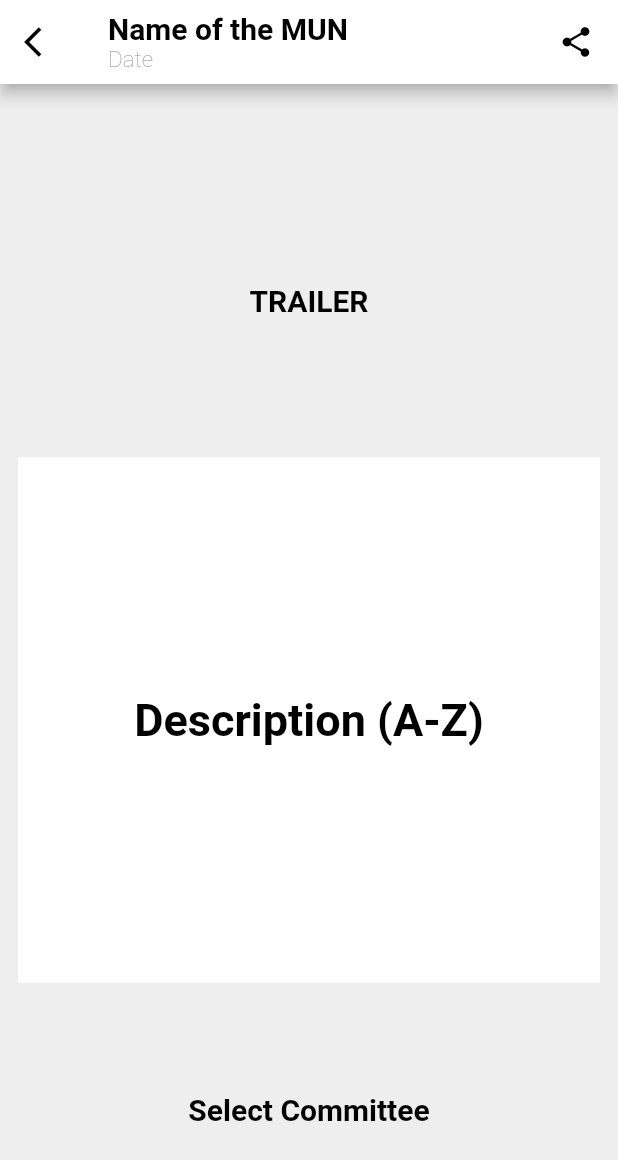
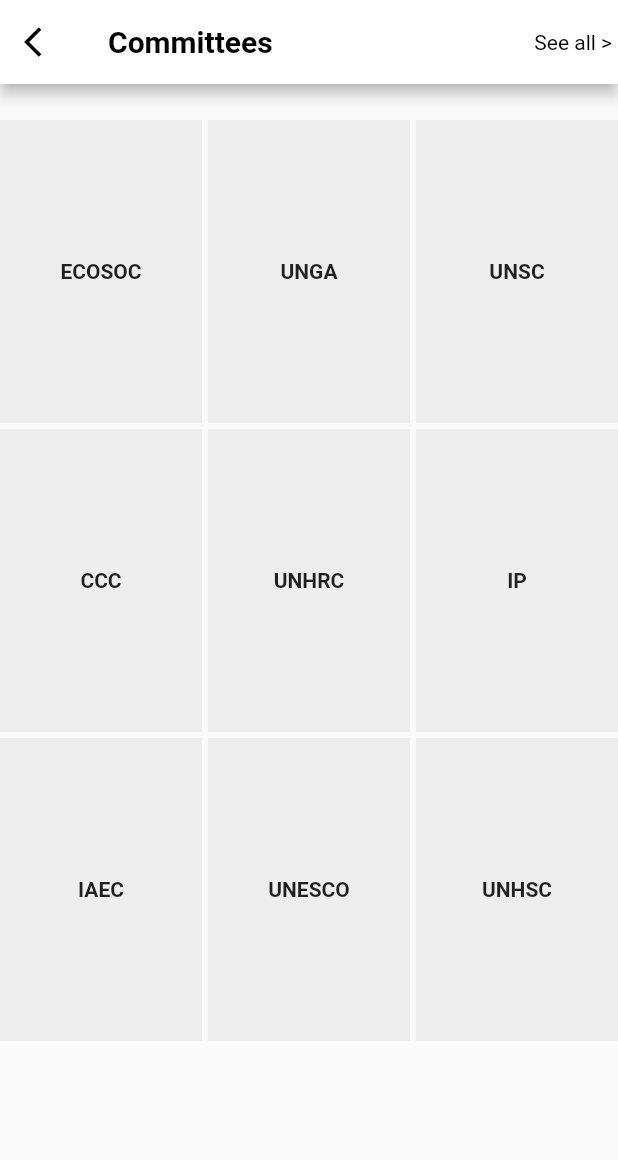
Before and after one commit to smit-mist/The-MUN, a Flutter app: the AboutMunScreen screen opened directly, after a tap on "Select Committee", on a phone screen of 412 x 824 dp. Shown: the top 1160 px of the screen. Run offline on Flutter 3.47's test engine with Material 2 defaults, Android fonts, the phone set to English and light mode, and no system bars; our stand-ins replace firebase_auth, firebase_core, pdf, printing; accounts and stored records are empty.

Commit message:
Small Changes

```diff
--- a/mun/lib/views/about_committee_screen.dart
+++ b/mun/lib/views/about_committee_screen.dart
@@ -29,6 +29,7 @@ class _AboutCommittteeScreenState extends State<AboutCommittteeScreen> {
             Text(
               'Name of the Committee',
               style: TextStyle(
+                fontFamily: 'Helvetica',
                 fontSize: 20.0,
                 color: Colors.black,
                 fontWeight: FontWeight.bold,
@@ -37,6 +38,7 @@ class _AboutCommittteeScreenState extends State<AboutCommittteeScreen> {
             Text(
               'AGENDA',
               style: TextStyle(
+                fontFamily: 'Helvetica',
                 fontSize: 15.0,
                 color: Colors.grey,
                 fontWeight: FontWeight.w100,
@@ -59,6 +61,7 @@ class _AboutCommittteeScreenState extends State<AboutCommittteeScreen> {
                 child: Text(
                   'Trailer of the Committee',
                   style: TextStyle(
+                    fontFamily: 'Helvetica',
                     fontSize: 20.0,
                     color: Colors.black,
                     fontWeight: FontWeight.bold,
@@ -75,6 +78,7 @@ class _AboutCommittteeScreenState extends State<AboutCommittteeScreen> {
                 child: Text(
                   'Description (A-Z)',
                   style: TextStyle(
+                    fontFamily: 'Helvetica',
                     fontSize: 30.0,
                     color: Colors.black,
                     fontWeight: FontWeight.bold,
@@ -91,6 +95,7 @@ class _AboutCommittteeScreenState extends State<AboutCommittteeScreen> {
                   child: Text(
                     'Confirm Committee',
                     style: TextStyle(
+                      fontFamily: 'Helvetica',
                       fontSize: 20.0,
                       color: Colors.black,
                       fontWeight: FontWeight.bold,
--- a/mun/lib/views/about_mun_screen.dart
+++ b/mun/lib/views/about_mun_screen.dart
@@ -1,4 +1,5 @@
 import 'package:flutter/material.dart';
+import 'package:mun/views/select_committee_screen.dart';
 
 class AboutMunScreen extends StatefulWidget {
   @override
@@ -29,6 +30,7 @@ class _AboutMunScreenState extends State<AboutMunScreen> {
             Text(
               'Name of the MUN',
               style: TextStyle(
+                fontFamily: 'Helvetica',
                 fontSize: 20.0,
                 color: Colors.black,
                 fontWeight: FontWeight.bold,
@@ -37,6 +39,7 @@ class _AboutMunScreenState extends State<AboutMunScreen> {
             Text(
               'Date',
               style: TextStyle(
+                fontFamily: 'Helvetica',
                 fontSize: 15.0,
                 color: Colors.grey,
                 fontWeight: FontWeight.w100,
@@ -70,6 +73,7 @@ class _AboutMunScreenState extends State<AboutMunScreen> {
                 child: Text(
                   'TRAILER',
                   style: TextStyle(
+                    fontFamily: 'Helvetica',
                     fontSize: 20.0,
                     color: Colors.black,
                     fontWeight: FontWeight.bold,
@@ -86,6 +90,7 @@ class _AboutMunScreenState extends State<AboutMunScreen> {
                 child: Text(
                   'Description (A-Z)',
                   style: TextStyle(
+                    fontFamily: 'Helvetica',
                     fontSize: 30.0,
                     color: Colors.black,
                     fontWeight: FontWeight.bold,
@@ -98,10 +103,18 @@ class _AboutMunScreenState extends State<AboutMunScreen> {
               height: 40.0,
               child: Center(
                 child: TextButton(
-                  onPressed: () {},
+                  onPressed: () {
+                    Navigator.push(
+                      context,
+                      MaterialPageRoute(
+                        builder: (context) => SelectCommitteeScreen(),
+                      ),
+                    );
+                  },
                   child: Text(
                     'Select Committee',
                     style: TextStyle(
+                      fontFamily: 'Helvetica',
                       fontSize: 20.0,
                       color: Colors.black,
                       fontWeight: FontWeight.bold,
--- /dev/null
+++ b/mun/lib/views/select_committee_screen.dart
@@ -0,0 +1,97 @@
+import 'package:flutter/material.dart';
+import 'package:mun/views/extra_details_screen.dart';
+
+class SelectCommitteeScreen extends StatefulWidget {
+  @override
+  _SelectCommitteeScreenState createState() => _SelectCommitteeScreenState();
+}
+
+class _SelectCommitteeScreenState extends State<SelectCommitteeScreen> {
+  List<String> committeeNames = [
+    'ECOSOC',
+    'UNGA',
+    'UNSC',
+    'CCC',
+    'UNHRC',
+    'IP',
+    'IAEC',
+    'UNESCO',
+    'UNHSC',
+  ];
+
+  @override
+  Widget build(BuildContext context) {
+    double h = MediaQuery.of(context).size.height;
+    double w = MediaQuery.of(context).size.width;
+    return Scaffold(
+      appBar: AppBar(
+        backgroundColor: Colors.white,
+        leading: IconButton(
+          icon: Icon(
+            Icons.arrow_back_ios,
+            color: Colors.black,
+          ),
+          onPressed: () {
+            Navigator.pop(context);
+          },
+        ),
+        title: Text(
+          'Committees',
+          style: TextStyle(
+            color: Colors.black,
+            fontWeight: FontWeight.bold,
+          ),
+        ),
+        actions: [
+          Container(
+            padding: EdgeInsets.only(right: 4.0),
+            child: GestureDetector(
+              onTap: () {},
+              child: Center(
+                child: Text(
+                  'See all >',
+                  style: TextStyle(color: Colors.black),
+                ),
+              ),
+            ),
+          ),
+        ],
+      ),
+      body: Container(
+        padding: EdgeInsets.only(top: 24.0),
+        child: GridView.builder(
+          itemCount: 9,
+          gridDelegate: SliverGridDelegateWithFixedCrossAxisCount(
+            crossAxisCount: 3,
+            crossAxisSpacing: 4.0,
+            mainAxisSpacing: 4.0,
+            childAspectRatio: (w * 0.04) / (h * 0.03),
+          ),
+          itemBuilder: (BuildContext context, int index) {
+            return GestureDetector(
+              onTap: () {
+                Navigator.push(
+                  context,
+                  MaterialPageRoute(
+                    builder: (context) => ExtraDetails(),
+                  ),
+                );
+              },
+              child: Container(
+                color: Colors.grey[200],
+                child: Center(
+                  child: Text(
+                    committeeNames[index],
+                    style: TextStyle(
+                      fontWeight: FontWeight.bold,
+                    ),
+                  ),
+                ),
+              ),
+            );
+          },
+        ),
+      ),
+    );
+  }
+}
```
Also changed, not shown: mun/lib/views/about_us_screen.dart (+39 -12 lines), mun/lib/views/select_city_screen.dart (added, +103 -0 lines).
